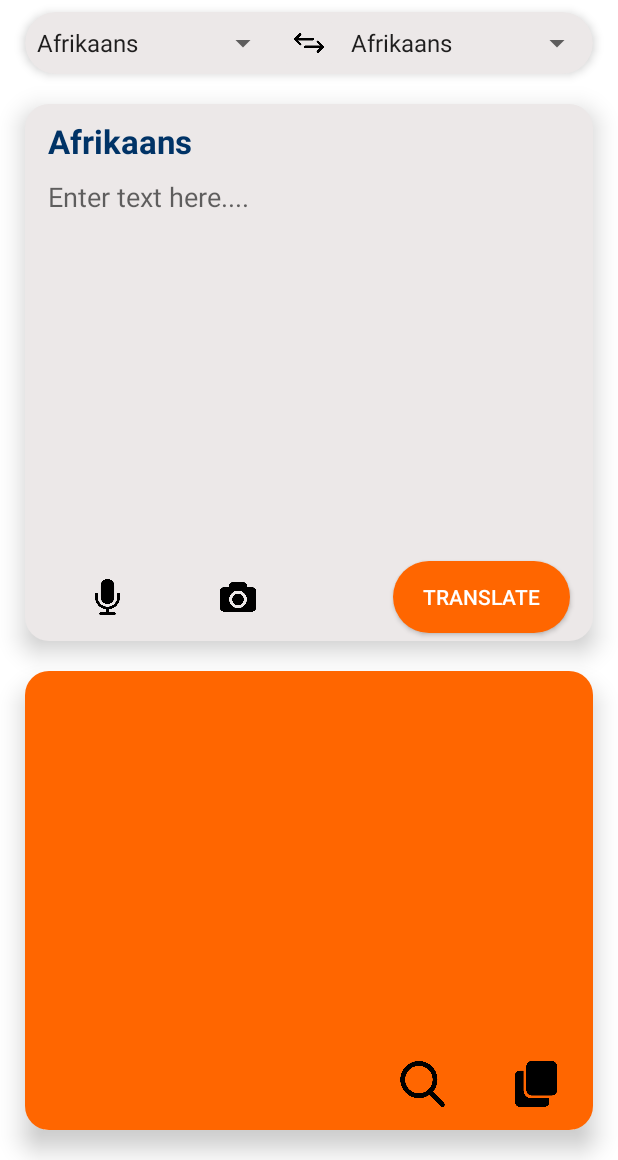
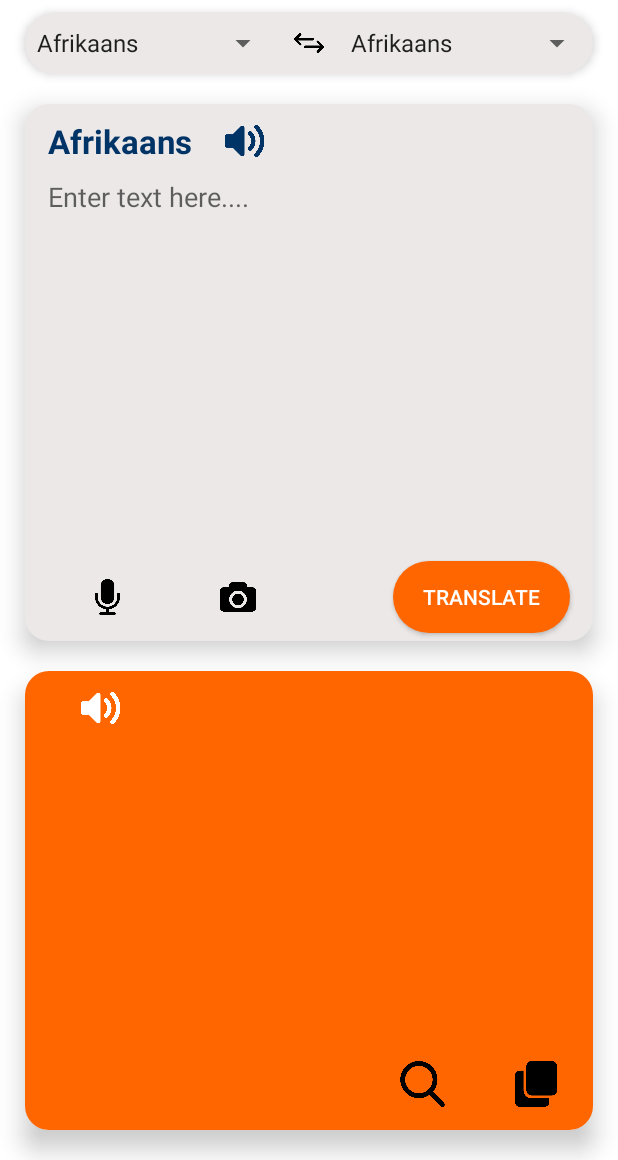
Before and after one commit to ismekakawin9/LinguaSnap, an Android app: the screen it shows after launch once a user with an empty profile is signed in (MainActivity), in the side drawer, after a tap on "Setting", on a phone screen of 412 x 824 dp, the part 76-1236 px from its top. Run offline under Robolectric (Android 15) with nearby library versions, the phone set to English and light mode, and no system bars; our stand-ins replace Firebase (no records; nobody signed in at launch, a user with empty details on screens opened directly); libraries missing offline, so code that uses them is left out: com.google.auth.oauth2, com.google.cloud.translate.

```diff
--- a/app/src/main/java/com/example/linguasnap/main/MainActivity.java
+++ b/app/src/main/java/com/example/linguasnap/main/MainActivity.java
@@ -19,6 +19,8 @@ import android.net.NetworkInfo;
 import android.net.Uri;
 import android.os.AsyncTask;
 import android.os.Bundle;
+import android.speech.tts.TextToSpeech;
+import android.util.Log;
 import android.view.MenuItem;
 import android.view.View;
 import android.widget.ImageView;
@@ -66,6 +68,9 @@ import java.io.UnsupportedEncodingException;
 import java.net.URLEncoder;
 import java.util.Arrays;
 import java.util.List;
+import java.util.Locale;
+import java.util.Objects;
+import java.util.Set;
 
 import okhttp3.Call;
 import okhttp3.Callback;
@@ -79,6 +84,9 @@ public class MainActivity extends AppCompatActivity implements NavigationView.On
     FirebaseAuth mAuth;
     FirebaseUser mUser;
     private ImageView ivSearchText;
+    private ImageView ivSpeakerFrom;
+    private ImageView ivSpeakerTo;
+    private TextToSpeech textToSpeech;
     private ImageView ivSwitchLanguage;
     private ProgressBar pbTranslation;
     private ImageView ivCopyText;
@@ -219,7 +227,6 @@ public class MainActivity extends AppCompatActivity implements NavigationView.On
                             sendGrammarBotRequest();
                         }
                         clickCallApi();
-                                hideTranslation();
                     } else {
                         Translated.setText("No internet connection");
                     }
@@ -262,6 +269,67 @@ public class MainActivity extends AppCompatActivity implements NavigationView.On
                 switchLanguages();
             }
         });
+
+        textToSpeech= new TextToSpeech(this, new TextToSpeech.OnInitListener() {
+            @Override
+            public void onInit(int status) {
+                if (status == TextToSpeech.SUCCESS){
+                    Set<Locale> supportedLanguages = textToSpeech.getAvailableLanguages();
+                    for (Locale locale : supportedLanguages) {
+                        Log.d("Supported Language", locale.getDisplayLanguage());
+                    }
+                }
+                else {
+                    Log.d("MainActivity","TTS not initialized");
+                }
+            }
+        });
+
+        ivSpeakerFrom = findViewById(R.id.iv_speaker_from);
+        ivSpeakerFrom.setOnClickListener(new View.OnClickListener() {
+            @Override
+            public void onClick(View view) {
+                speak(SpinnerFrom.getSelectedItem().toString(),EnterText.getText().toString());
+            }
+        });
+
+        ivSpeakerTo = findViewById(R.id.iv_speaker_to);
+        ivSpeakerTo.setOnClickListener(new View.OnClickListener() {
+            @Override
+            public void onClick(View view) {
+                speak(SpinnerTo.getSelectedItem().toString(),Translated.getText().toString());
+            }
+        });
+    }
+
+    public void speak(String language,String text){
+        String languageCode = getLanguageCode(language);
+
+        if (languageCode != null) {
+            textToSpeech.setLanguage(new Locale(languageCode));
+            textToSpeech.speak(text, TextToSpeech.QUEUE_FLUSH, null);
+        }
+        else {
+            Log.e("TTS", "Language code not found");
+        }
+    }
+    public String getLanguageCode(String languageName) {
+        Locale[] availableLocales = Locale.getAvailableLocales();
+        for (Locale locale : availableLocales) {
+            if (languageName.equalsIgnoreCase(locale.getDisplayName())) {
+                return locale.getLanguage();
+            }
+        }
+        if(Objects.equals(languageName, "Chinese (Simplified)")){
+            String languageCode = "zh-CN";
+            return languageCode;
+        }
+        if(Objects.equals(languageName, "Chinese (Traditional)"))
+        {
+            String languageCode = "zh-TW";
+            return languageCode;
+        }
+        return null; // Language code not found
     }
 
     private void updateNavHeader() {
@@ -516,6 +584,16 @@ public class MainActivity extends AppCompatActivity implements NavigationView.On
     }
 
     @Override
+    protected void onDestroy() {
+        super.onDestroy();
+        // Release the Text-to-Speech resources
+        if (textToSpeech != null) {
+            textToSpeech.stop();
+            textToSpeech.shutdown();
+        }
+    }
+
+    @Override
     public void onPointerCaptureChanged(boolean hasCapture) {
         super.onPointerCaptureChanged(hasCapture);
     }
--- a/app/src/main/res/layout/activity_main.xml
+++ b/app/src/main/res/layout/activity_main.xml
@@ -23,10 +23,7 @@
     <androidx.constraintlayout.widget.ConstraintLayout
         android:layout_width="match_parent"
         android:layout_height="match_parent"
-        android:visibility="visible"
-
-        >
-
+        android:visibility="visible">
         <androidx.appcompat.widget.Toolbar
             android:id="@+id/toolbar2"
             android:layout_width="0dp"
@@ -167,6 +164,17 @@
                 app:layout_constraintStart_toStartOf="parent"
                 app:layout_constraintTop_toTopOf="parent" />
 
+            <ImageView
+                android:id="@+id/iv_speaker_from"
+                android:layout_width="50dp"
+                android:layout_height="0dp"
+                android:layout_marginLeft="10dp"
+                app:layout_constraintBottom_toBottomOf="@+id/TextFrom"
+                app:layout_constraintStart_toEndOf="@+id/TextFrom"
+                app:layout_constraintTop_toTopOf="@+id/TextFrom"
+                app:srcCompat="@drawable/speaker"
+                app:tint="#003366" />
+
             <EditText
                 android:id="@+id/EnterText"
                 android:layout_width="0dp"
@@ -266,12 +274,25 @@
                 app:layout_constraintStart_toStartOf="parent"
                 app:layout_constraintTop_toTopOf="parent" />
 
+            <ImageView
+                android:id="@+id/iv_speaker_to"
+                android:layout_width="50dp"
+                android:layout_height="0dp"
+                android:layout_marginLeft="10dp"
+                android:foregroundTint="#000000"
+                app:layout_constraintBottom_toBottomOf="@+id/TextTo"
+                app:layout_constraintStart_toEndOf="@+id/TextTo"
+                app:layout_constraintTop_toTopOf="@+id/TextTo"
+                app:srcCompat="@drawable/speaker"
+                app:tint="#FFFFFF" />
+
             <ScrollView
+                android:id="@+id/scrollView2"
                 android:layout_width="0dp"
                 android:layout_height="0dp"
                 android:layout_marginLeft="18dp"
                 android:layout_marginRight="18dp"
-                app:layout_constraintBottom_toBottomOf="@+id/pb_load_translation"
+                app:layout_constraintBottom_toTopOf="@+id/guideline19"
                 app:layout_constraintEnd_toEndOf="parent"
                 app:layout_constraintStart_toStartOf="parent"
                 app:layout_constraintTop_toBottomOf="@+id/TextTo">
@@ -283,7 +304,7 @@
                     android:text="This is a translated text"
                     android:textColor="@color/white"
                     android:textSize="18dp"
-                    />
+                    android:visibility="invisible" />
             </ScrollView>
 
 
@@ -334,7 +355,6 @@
                 android:id="@+id/WordDefinition"
                 android:layout_width="0dp"
                 android:layout_height="0dp"
-                android:layout_marginEnd="20dp"
 
                 android:text="This is the definition"
                 android:textColor="#DCD9D9"
@@ -342,8 +362,8 @@
                 android:textStyle="italic"
                 android:visibility="invisible"
                 app:layout_constraintBottom_toTopOf="@+id/guideline6"
-                app:layout_constraintEnd_toEndOf="parent"
-                app:layout_constraintStart_toStartOf="@+id/Translated"
+                app:layout_constraintEnd_toEndOf="@+id/scrollView2"
+                app:layout_constraintStart_toStartOf="@+id/TextTo"
                 app:layout_constraintTop_toTopOf="@+id/guideline19" />
 
 
```
Also changed, not shown: app/src/main/res/drawable/speaker.png (added). Lines whose indentation alone changed are shown as unchanged.
